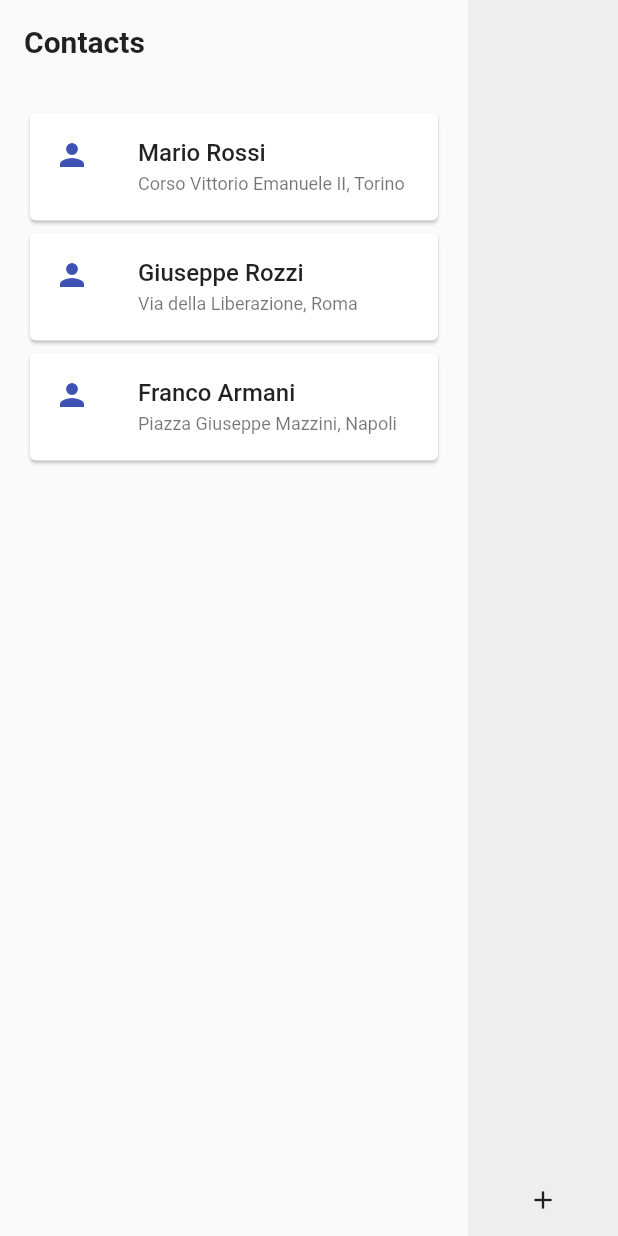
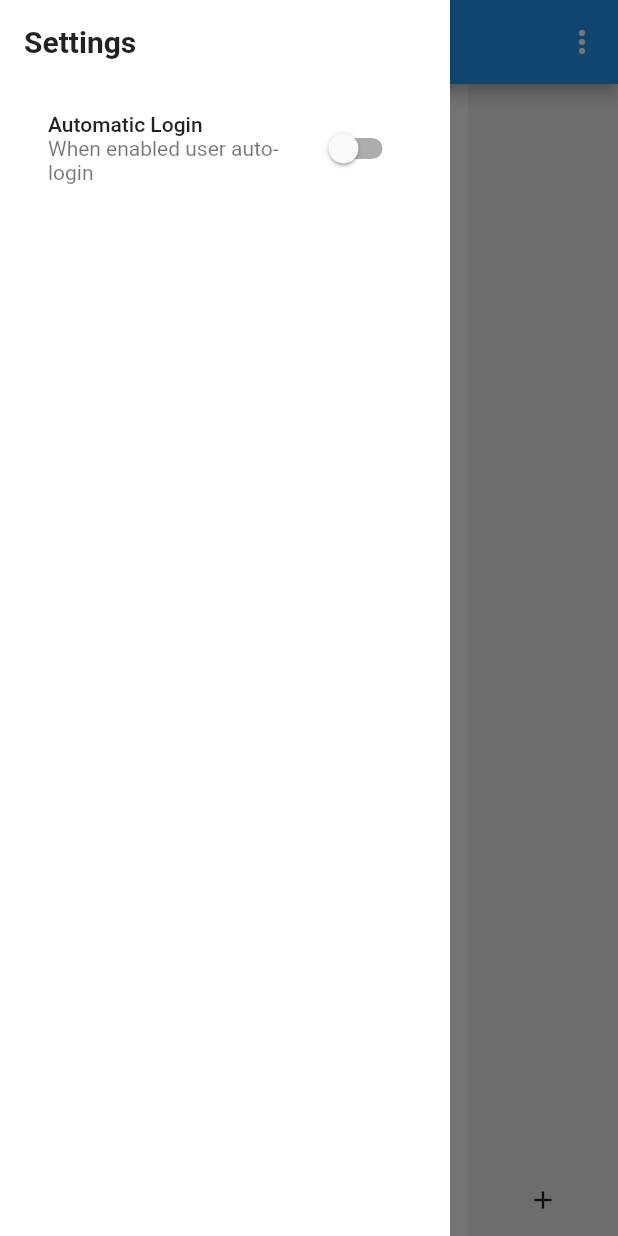
Before and after one commit to Difelice-e/flutter-layout, a Flutter app: the screen it shows after launch, with the side drawer open (before the commit the screen has no drawer), on a phone screen of 412 x 824 dp. Run offline on Flutter 3.47's test engine with Material 2 defaults, Android fonts, the phone set to English and light mode, and no system bars.

Commit message:
added more components

```diff
--- a/lib/main.dart
+++ b/lib/main.dart
@@ -21,13 +21,71 @@ class HomePage extends StatelessWidget {
 
   @override
   Widget build(BuildContext context) {
-    return const Scaffold(
+    return Scaffold(
+        appBar: AppBar(
+          title: Text("I tuoi contatti"),
+          centerTitle: true,
+          actions: <Widget>[
+            PopupMenuButton(
+              itemBuilder: (context) => [
+                PopupMenuItem(child: Text("Logout")),
+              ],
+            ),
+          ],
+        ),
+        drawer: Drawer(),
         body: Stack(
-      children: <Widget>[
-        Positioned(right: 0, top: 0, bottom: 0, child: Sidebar()),
-        Positioned(left: 0, top: 0, bottom: 0, right: 100, child: Content())
-      ],
-    ));
+          children: <Widget>[
+            Positioned(right: 0, top: 0, bottom: 0, child: Sidebar()),
+            Positioned(left: 0, top: 0, bottom: 0, right: 100, child: Content())
+          ],
+        ));
+  }
+}
+
+class Drawer extends StatefulWidget {
+  const Drawer({super.key});
+
+  @override
+  State<Drawer> createState() => _DrawerState();
+}
+
+class _DrawerState extends State<Drawer> {
+  bool _automaticLogin = false;
+
+  void onAutomaticLoginChange(bool value) {
+    setState(() {
+      _automaticLogin = value;
+    });
+  }
+
+  @override
+  Widget build(BuildContext context) {
+    return Container(
+        width: 300,
+        color: Colors.white,
+        child: SafeArea(
+          child: Padding(
+              padding: EdgeInsets.all(16),
+              child: Column(
+                  crossAxisAlignment: CrossAxisAlignment.start,
+                  children: <Widget>[
+                    Text("Settings",
+                        style: TextStyle(
+                            fontSize: 20, fontWeight: FontWeight.bold)),
+                    SizedBox(
+                      height: 32,
+                    ),
+                    ListTile(
+                      title: Text("Automatic Login"),
+                      subtitle: Text("When enabled user auto-login"),
+                      trailing: Switch(
+                        value: _automaticLogin,
+                        onChanged: onAutomaticLoginChange,
+                      ),
+                    )
+                  ])),
+        ));
   }
 }
 
```
